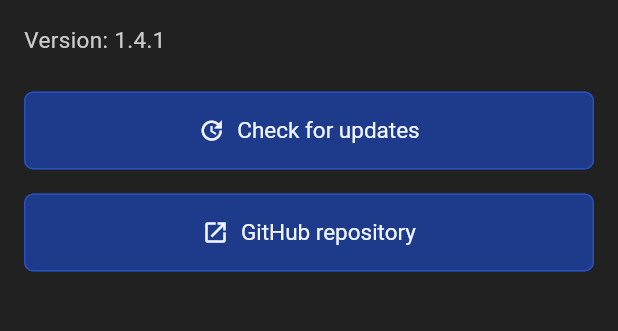
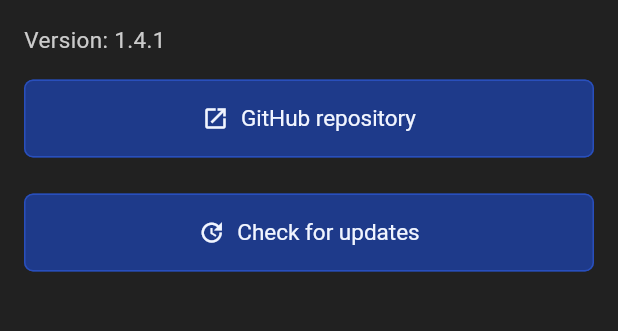
Before and after one commit to alex47/CalorieTracker, a Flutter app: the AboutScreen screen opened by its route, on a phone screen of 412 x 824 dp, the part 171-502 px from its top. Run offline on Flutter 3.47's test engine with Material 3 defaults, Android fonts, the phone set to English and light mode, and no system bars; our stand-ins replace flutter_secure_storage, open_filex, package_info_plus, sqflite, sqflite_common_ffi; missing offline and left inert: file_selector; accounts and stored records are empty.

Commit message:
Move GitHub button above update check on About screen

```diff
--- a/lib/screens/about_screen.dart
+++ b/lib/screens/about_screen.dart
@@ -205,6 +205,15 @@
                   style: Theme.of(context).textTheme.bodyMedium,
                 ),
                 const SizedBox(height: UiConstants.largeSpacing),
+                SizedBox(
+                  width: double.infinity,
+                  child: FilledButton.icon(
+                    onPressed: isBusy ? null : () => _openRepo(context),
+                    icon: const Icon(Icons.open_in_new),
+                    label: Text(l10n.githubRepositoryButton, textAlign: TextAlign.center),
+                  ),
+                ),
+                const SizedBox(height: UiConstants.largeSpacing),
                 const SizedBox(height: UiConstants.smallSpacing),
                 SizedBox(
                   width: double.infinity,
@@ -261,15 +270,6 @@
                     ],
                   ],
                 ],
-                const SizedBox(height: UiConstants.largeSpacing),
-                  SizedBox(
-                    width: double.infinity,
-                    child: FilledButton.icon(
-                      onPressed: isBusy ? null : () => _openRepo(context),
-                      icon: const Icon(Icons.open_in_new),
-                      label: Text(l10n.githubRepositoryButton, textAlign: TextAlign.center),
-                    ),
-                  ),
                   ],
                 );
               },
```
